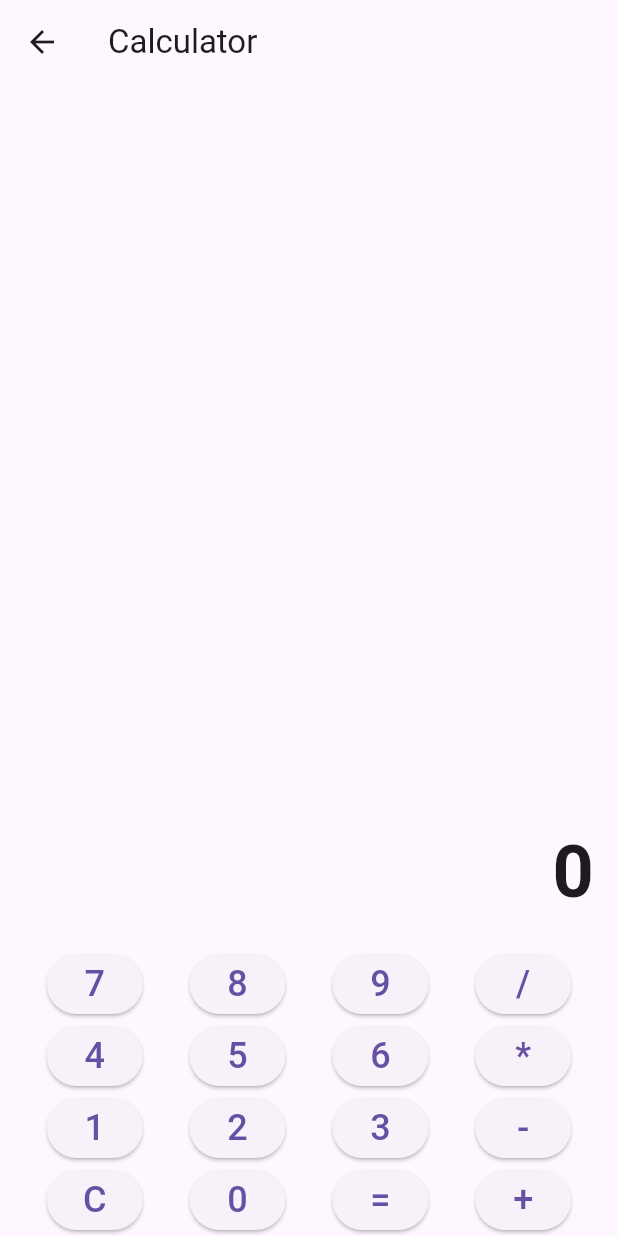
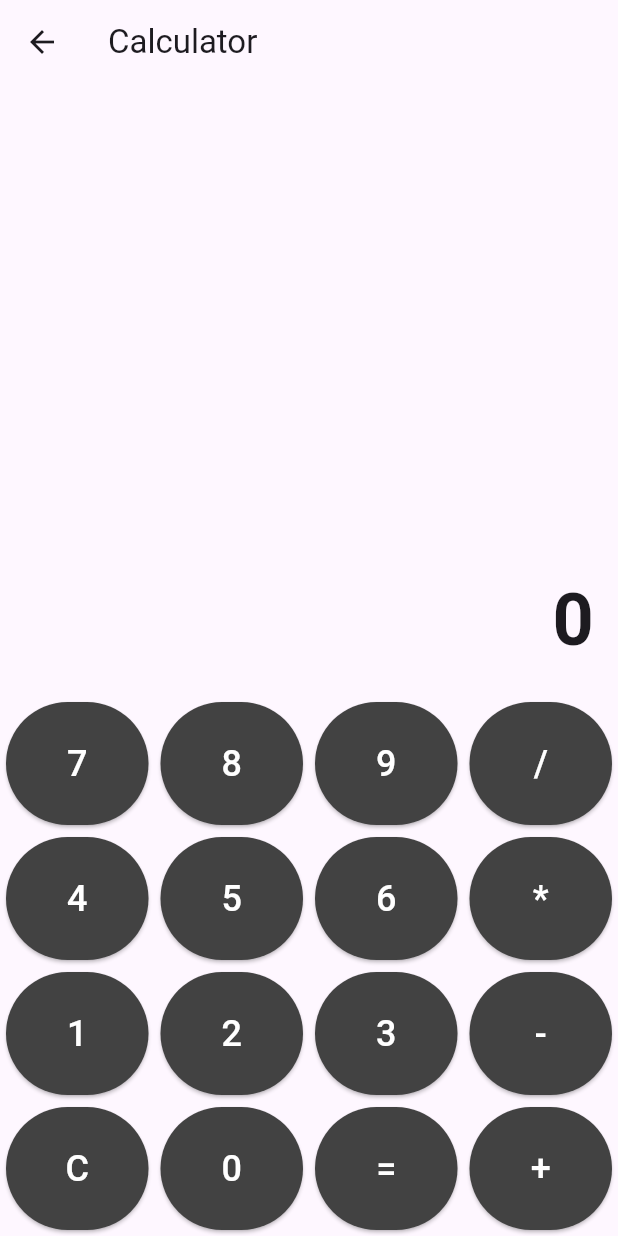
Before and after one commit to PsychoGodly/kalk, a Flutter app: the CalculatorScreen screen opened directly, on a phone screen of 412 x 824 dp. Run offline on Flutter 3.47's test engine with Material 3 defaults, Android fonts, the light colour scheme and no system bars; our stand-ins replace math_expressions.

Commit message:
new calculator UI

```diff
--- a/lib/calculator_screen.dart
+++ b/lib/calculator_screen.dart
@@ -76,11 +76,21 @@ class _CalculatorScreenState extends State<CalculatorScreen> {
     return Row(
       mainAxisAlignment: MainAxisAlignment.spaceEvenly,
       children: buttons.map((button) {
-        return ElevatedButton(
-          onPressed: () => buttonPressed(button),
-          child: Text(
-            button,
-            style: TextStyle(fontSize: 24),
+        return Expanded(
+          child: Padding(
+            padding: const EdgeInsets.all(4.0),
+            child: ElevatedButton(
+              onPressed: () => buttonPressed(button),
+              style: ElevatedButton.styleFrom(
+                primary: Colors.grey[800], // background color
+                onPrimary: Colors.white, // foreground color
+                padding: EdgeInsets.all(24),
+              ),
+              child: Text(
+                button,
+                style: TextStyle(fontSize: 24),
+              ),
+            ),
           ),
         );
       }).toList(),
```
